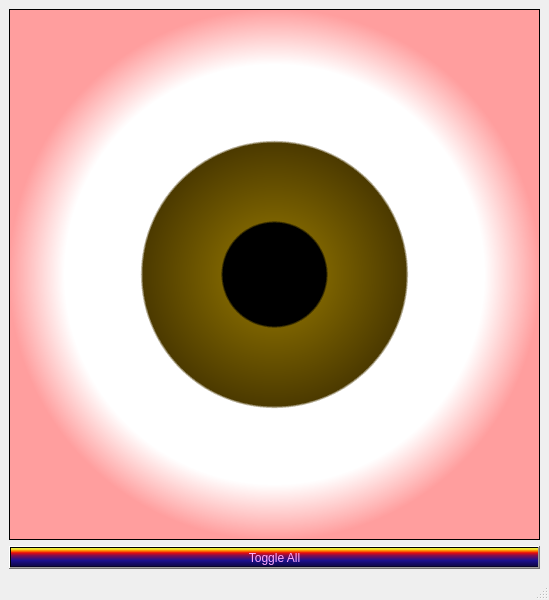
First picture: the form in QtDesigner Projects/TodoList/TodoList.ui, repository SCORPIA2004/Alphonse, before the edit.
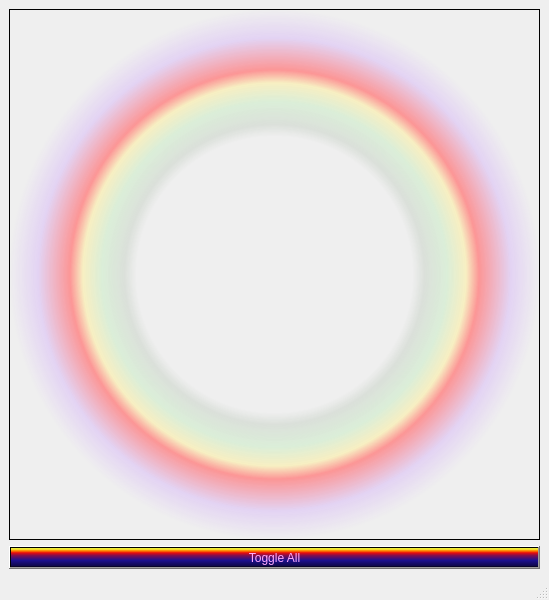
Second picture: the form after the edit.

What changed in the file:
```diff
--- a/QtDesigner Projects/TodoList/TodoList.ui
+++ b/QtDesigner Projects/TodoList/TodoList.ui
@@ -19,9 +19,10 @@
      <widget class="QListWidget" name="todoList">
       <property name="styleSheet">
        <string notr="true">font: 700 italic 12pt &quot;Segoe UI&quot;;
+background-color: qradialgradient(spread:pad, cx:0.5, cy:0.5, radius:0.5, fx:0.5, fy:0.5, stop:0 rgba(0, 0, 0, 0), stop:0.52 rgba(0, 0, 0, 0), stop:0.565 rgba(82, 121, 76, 33), stop:0.65 rgba(159, 235, 148, 64), stop:0.721925 rgba(255, 238, 150, 129), stop:0.77 rgba(255, 128, 128, 204), stop:0.89 rgba(191, 128, 255, 64), stop:1 rgba(0, 0, 0, 0));
+color: rgb(85, 170, 0);
 color: qradialgradient(spread:pad, cx:0.5, cy:0.5, radius:0.5, fx:0.5, fy:0.5, stop:0 rgba(0, 0, 0, 0), stop:0.52 rgba(0, 0, 0, 0), stop:0.565 rgba(82, 121, 76, 33), stop:0.65 rgba(159, 235, 148, 64), stop:0.721925 rgba(255, 238, 150, 129), stop:0.77 rgba(255, 128, 128, 204), stop:0.89 rgba(191, 128, 255, 64), stop:1 rgba(0, 0, 0, 0));
-font: 20pt &quot;Ravie&quot;;
-background-color: qradialgradient(spread:pad, cx:0.5, cy:0.5, radius:0.5, fx:0.5, fy:0.5, stop:0 rgba(0, 0, 0, 255), stop:0.19397 rgba(0, 0, 0, 255), stop:0.202312 rgba(122, 97, 0, 255), stop:0.495514 rgba(76, 58, 0, 255), stop:0.504819 rgba(255, 255, 255, 255), stop:0.79 rgba(255, 255, 255, 255), stop:1 rgba(255, 158, 158, 255));</string>
+font: 20pt &quot;Ravie&quot;;</string>
       </property>
       <property name="spacing">
        <number>20</number>
```
